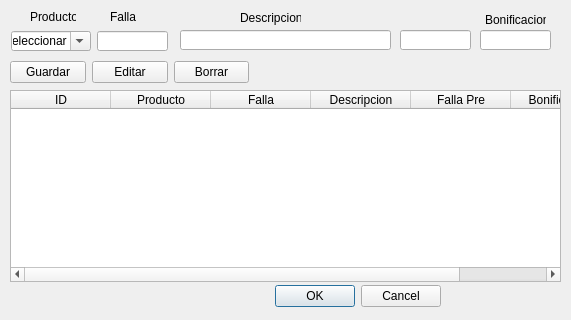
Matias2178/Sistema_Postventa, file dbfallaseditar.ui: the form before one commit.
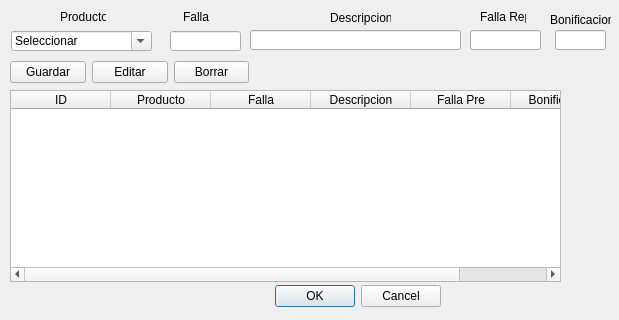
The form after the commit.

Commit message: Agregado de descripcion en la visualizacion de las fallas

```diff
--- a/dbfallaseditar.ui
+++ b/dbfallaseditar.ui
@@ -6,7 +6,7 @@
    <rect>
     <x>0</x>
     <y>0</y>
-    <width>571</width>
+    <width>619</width>
     <height>320</height>
    </rect>
   </property>
@@ -105,7 +105,7 @@
   <widget class="QLineEdit" name="FallaDescripcion">
    <property name="geometry">
     <rect>
-     <x>180</x>
+     <x>250</x>
      <y>30</y>
      <width>211</width>
      <height>20</height>
@@ -121,7 +121,7 @@
   <widget class="QLabel" name="label">
    <property name="geometry">
     <rect>
-     <x>30</x>
+     <x>60</x>
      <y>10</y>
      <width>46</width>
      <height>13</height>
@@ -134,7 +134,7 @@
   <widget class="QLabel" name="label_2">
    <property name="geometry">
     <rect>
-     <x>110</x>
+     <x>183</x>
      <y>10</y>
      <width>46</width>
      <height>13</height>
@@ -147,7 +147,7 @@
   <widget class="QLabel" name="label_3">
    <property name="geometry">
     <rect>
-     <x>240</x>
+     <x>330</x>
      <y>10</y>
      <width>61</width>
      <height>16</height>
@@ -162,7 +162,7 @@
     <rect>
      <x>11</x>
      <y>31</y>
-     <width>80</width>
+     <width>141</width>
      <height>20</height>
     </rect>
    </property>
@@ -178,7 +178,7 @@
   <widget class="QLineEdit" name="FallaEdit">
    <property name="geometry">
     <rect>
-     <x>97</x>
+     <x>170</x>
      <y>31</y>
      <width>71</width>
      <height>20</height>
@@ -194,9 +194,9 @@
   <widget class="QLineEdit" name="FallaBonif">
    <property name="geometry">
     <rect>
-     <x>480</x>
+     <x>555</x>
      <y>30</y>
-     <width>71</width>
+     <width>51</width>
      <height>20</height>
     </rect>
    </property>
@@ -210,7 +210,7 @@
   <widget class="QLabel" name="label_4">
    <property name="geometry">
     <rect>
-     <x>485</x>
+     <x>550</x>
      <y>10</y>
      <width>61</width>
      <height>20</height>
@@ -223,7 +223,7 @@
   <widget class="QLineEdit" name="FallaPresupuesto">
    <property name="geometry">
     <rect>
-     <x>400</x>
+     <x>470</x>
      <y>30</y>
      <width>71</width>
      <height>20</height>
@@ -236,6 +236,19 @@
     <string/>
    </property>
   </widget>
+  <widget class="QLabel" name="label_5">
+   <property name="geometry">
+    <rect>
+     <x>480</x>
+     <y>10</y>
+     <width>46</width>
+     <height>13</height>
+    </rect>
+   </property>
+   <property name="text">
+    <string>Falla Rep</string>
+   </property>
+  </widget>
  </widget>
  <resources/>
  <connections>
```
Left out of the diff: 11 changed lines with no effect on the pictures. The commit also changes 3 other files.
